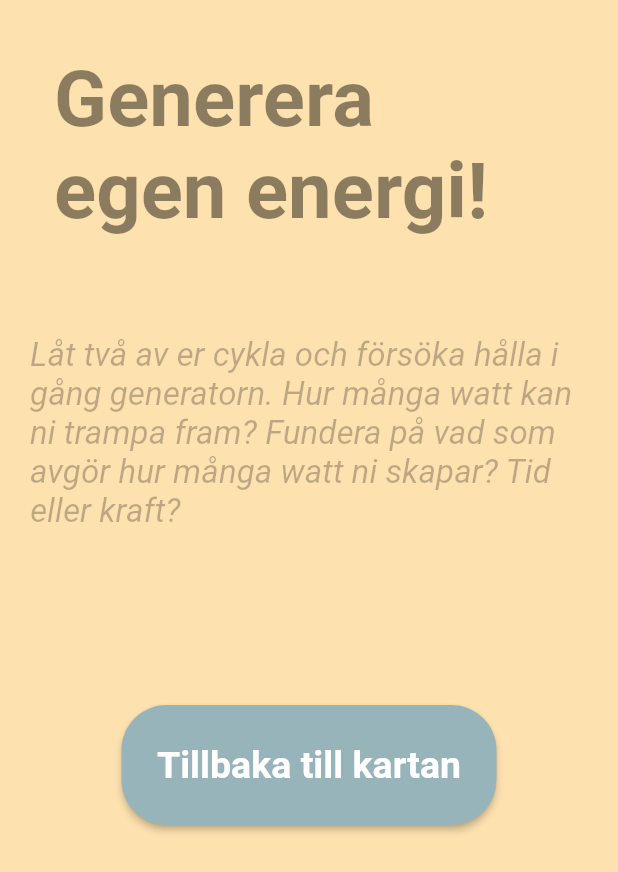
After one commit to antonschulz/zero-city-application, a Flutter app: the mission2a screen opened directly, on a phone screen of 412 x 824 dp. The commit adds this screen. Shown: the top 872 px of the screen. Run offline on Flutter 3.47's test engine with Material 2 defaults, Android fonts, the phone set to English and light mode, and no system bars.

Commit message:
added second mission

```diff
--- a/lib/zones/power-plant/mission1a.dart
+++ b/lib/zones/power-plant/mission1a.dart
@@ -1,10 +1,10 @@
 import 'package:flutter/material.dart';
 import 'package:provider/src/provider.dart';
-import 'package:zero_city/exhibition_map/map.dart';
 import 'package:zero_city/exhibition_map/map_provider.dart';
 import 'package:zero_city/missions/pairing.dart';
 import 'package:zero_city/text_types/mission_body.dart';
 import 'package:zero_city/text_types/mission_title.dart';
+import 'package:zero_city/zones/power-plant/mission2a.dart';
 
 class Power_plant_Mission1a extends StatefulWidget {
   const Power_plant_Mission1a({Key? key}) : super(key: key);
@@ -50,7 +50,7 @@ Null Function() buttonTarget(BuildContext context) {
     context.read<ExhibitionMapProvider>().setCompleteMission("Power Plant");
     Navigator.push(
       context,
-      MaterialPageRoute(builder: (context) => ExhibitionMap()),
+      MaterialPageRoute(builder: (context) => mission2a()),
     );
   };
 }
--- /dev/null
+++ b/lib/zones/power-plant/mission2a.dart
@@ -0,0 +1,67 @@
+import 'package:flutter/material.dart';
+import 'package:zero_city/exhibition_map/map.dart';
+import 'package:zero_city/text_types/mission_body.dart';
+import 'package:zero_city/text_types/mission_title.dart';
+
+class mission2a extends StatelessWidget {
+  const mission2a({Key? key}) : super(key: key);
+
+  @override
+  Widget build(BuildContext context) {
+    return Scaffold(
+        body: Container(
+      color: const Color.fromRGBO(255, 200, 100, 0.5),
+      padding: const EdgeInsets.all(20),
+      child: Row(
+        children: [
+          Expanded(
+              child: Column(
+            children: [
+              MissionTitle("Generera egen energi!"),
+              const Divider(
+                height: 50,
+                thickness: 5,
+                indent: 20,
+                endIndent: 0,
+                color: Color.fromRGBO(0, 0, 0, 0),
+              ),
+              MissionBody(
+                  "Låt två av er cykla och försöka hålla i gång generatorn. Hur många watt kan ni trampa fram? "
+                  "Fundera på vad som avgör hur många watt ni skapar? Tid eller kraft?"),
+              const Divider(
+                height: 100,
+                thickness: 5,
+                indent: 20,
+                endIndent: 0,
+                color: Color.fromRGBO(0, 0, 0, 0),
+              ),
+              ElevatedButton(
+                style: ButtonStyle(
+                  fixedSize:
+                      MaterialStateProperty.all<Size>(const Size(250, 80)),
+                  backgroundColor: MaterialStateProperty.all<Color>(
+                      const Color.fromRGBO(152, 180, 187, 1)),
+                  shape: MaterialStateProperty.all<RoundedRectangleBorder>(
+                    RoundedRectangleBorder(
+                      borderRadius: BorderRadius.circular(30.0),
+                    ),
+                  ),
+                ),
+                child: const Text('Tillbaka till kartan',
+                    style:
+                        TextStyle(fontSize: 25, fontWeight: FontWeight.bold)),
+                onPressed: () {
+                  //when pressed move to class "FirstRoute"
+                  Navigator.push(
+                    context,
+                    MaterialPageRoute(builder: (context) => ExhibitionMap()),
+                  );
+                },
+              ),
+            ],
+          ))
+        ],
+      ),
+    ));
+  }
+}
```
